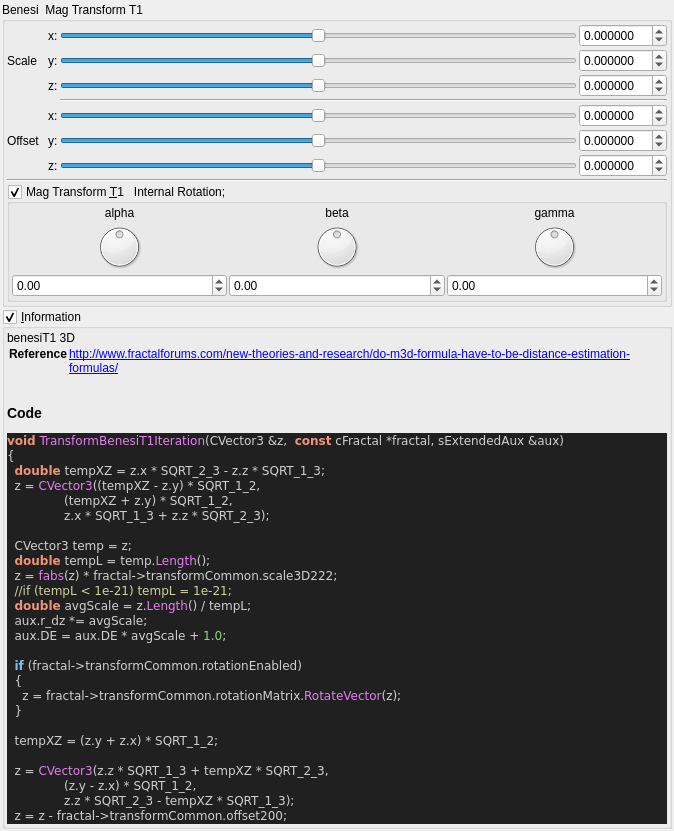
This is mandelbulber2/qt_data/fractal_transf_benesi_T1.ui in buddhi1980/mandelbulber2 as Qt 5 draws it before an edit. The edited form follows.
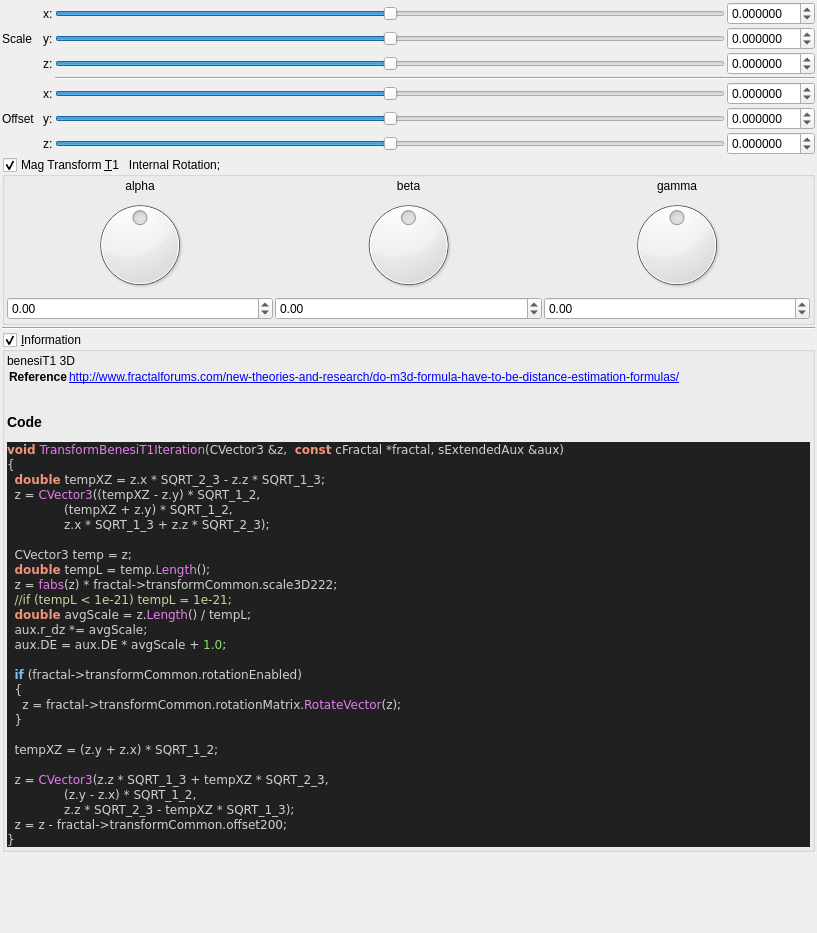
This is the edited form. Custom widgets are drawn as their Qt base class.

```diff
--- a/mandelbulber2/qt_data/fractal_transf_benesi_T1.ui
+++ b/mandelbulber2/qt_data/fractal_transf_benesi_T1.ui
@@ -6,8 +6,8 @@
    <rect>
     <x>0</x>
     <y>0</y>
-    <width>674</width>
-    <height>735</height>
+    <width>817</width>
+    <height>933</height>
    </rect>
   </property>
   <property name="windowTitle">
@@ -30,33 +30,6 @@
     <number>2</number>
    </property>
    <item>
-    <widget class="QGroupBox" name="groupBox">
-     <property name="toolTip">
-      <string>&lt;html&gt;&lt;head/&gt;&lt;body&gt;&lt;p&gt;&lt;span style=&quot; color:#000000;&quot;&gt;benesi T1&lt;/span&gt;&lt;/p&gt;&lt;p&gt;&lt;span style=&quot; font-family:'Courier New,courier'; color:#000000;&quot;&gt;http://www.fractalforums.com/new-theories-and-research/do-m3d-formula-have-to-be-distance-estimation-formulas/&lt;/span&gt;&lt;/p&gt;&lt;/body&gt;&lt;/html&gt;</string>
-     </property>
-     <property name="title">
-      <string>Benesi  Mag Transform T1</string>
-     </property>
-     <property name="checkable">
-      <bool>false</bool>
-     </property>
-     <layout class="QVBoxLayout" name="verticalLayout_29" stretch="0,0,0">
-      <property name="spacing">
-       <number>2</number>
-      </property>
-      <property name="leftMargin">
-       <number>2</number>
-      </property>
-      <property name="topMargin">
-       <number>2</number>
-      </property>
-      <property name="rightMargin">
-       <number>2</number>
-      </property>
-      <property name="bottomMargin">
-       <number>2</number>
-      </property>
-      <item>
        <layout class="QGridLayout" name="gridLayout_63">
         <property name="spacing">
          <number>2</number>
@@ -426,13 +399,6 @@
         </item>
        </layout>
       </item>
-      <item>
-       <widget class="Line" name="line_55">
-        <property name="orientation">
-         <enum>Qt::Horizontal</enum>
-        </property>
-       </widget>
-      </item>
       <item>
        <widget class="MyGroupBox" name="groupCheck_transf_rotation_enabled">
         <property name="title">
@@ -620,7 +586,11 @@
         </layout>
        </widget>
       </item>
-     </layout>
+   <item>
+    <widget class="Line" name="line_55">
+     <property name="orientation">
+      <enum>Qt::Horizontal</enum>
+     </property>
     </widget>
    </item>
    <item>
```
Lines whose indentation alone changed are shown as unchanged.
